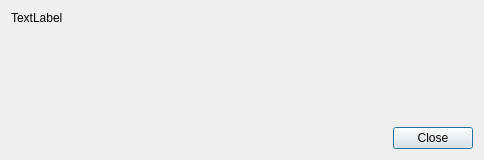
The window that pbom/ui/errordialog.ui (winseros/pboman3) describes before a commit, drawn with Qt 5.
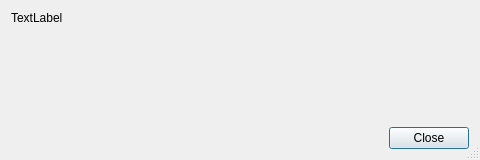
The same window after the commit. Icons and pictures are not drawn.

Diff of the .ui file:
```diff
--- a/pbom/ui/errordialog.ui
+++ b/pbom/ui/errordialog.ui
@@ -6,13 +6,26 @@
    <rect>
     <x>0</x>
     <y>0</y>
-    <width>484</width>
+    <width>480</width>
     <height>160</height>
    </rect>
   </property>
+  <property name="minimumSize">
+   <size>
+    <width>480</width>
+    <height>160</height>
+   </size>
+  </property>
   <property name="windowTitle">
    <string>Error</string>
   </property>
+  <property name="windowIcon">
+   <iconset>
+    <normaloff>:app.ico</normaloff>:app.ico</iconset>
+  </property>
+  <property name="sizeGripEnabled">
+   <bool>true</bool>
+  </property>
   <property name="modal">
    <bool>true</bool>
   </property>
```
